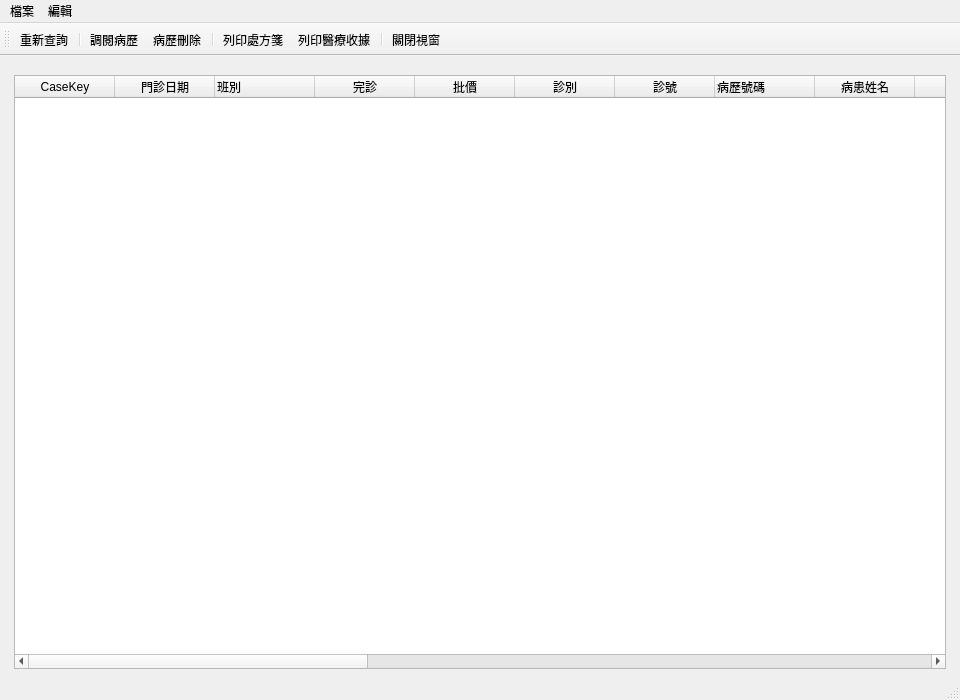
Above: ui/medical_record_list.ui from picacat/pyMedical before the change. Below: the same form after it.
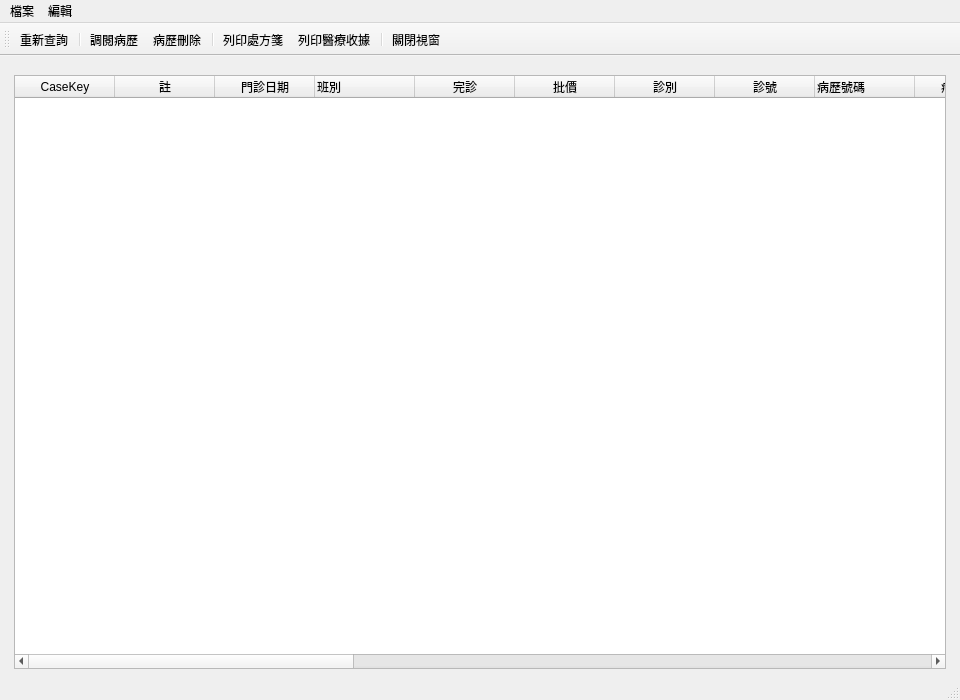
That is the form after the change. Icons and pictures are not drawn.

```diff
--- a/ui/medical_record_list.ui
+++ b/ui/medical_record_list.ui
@@ -45,6 +45,11 @@
           <string>CaseKey</string>
          </property>
         </column>
+        <column>
+         <property name="text">
+          <string>註</string>
+         </property>
+        </column>
         <column>
          <property name="text">
           <string>門診日期</string>
```
Left out of the diff: 68 changed lines with no effect on the pictures.
